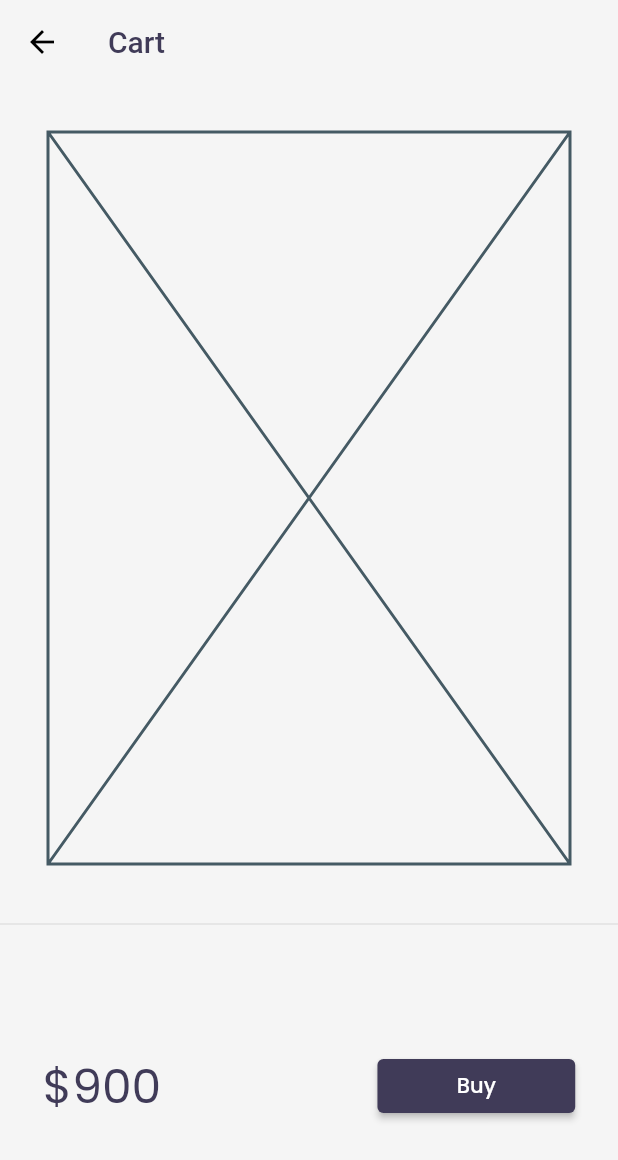
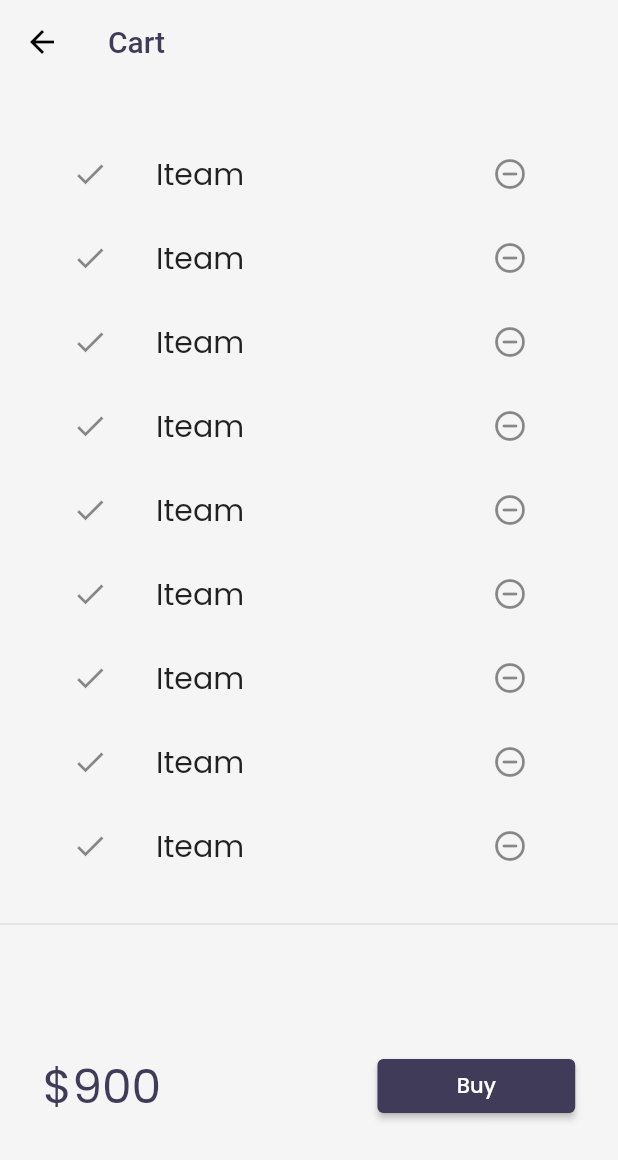
Before and after one commit to ajinkyavn1/Flutter-catlog, a Flutter app: the CartPage screen opened by its route, on a phone screen of 412 x 824 dp. Shown: the top 1160 px of the screen. Run offline on Flutter 3.47's test engine with Material 2 defaults, Android fonts, the phone set to English and light mode, and no system bars; our stand-ins replace google_fonts, velocity_x; missing offline and left inert: dart:ffi; network calls fail.

Commit message:
Update Cart_Page.dart

```diff
--- a/lib/Pages/Cart_Page.dart
+++ b/lib/Pages/Cart_Page.dart
@@ -22,7 +22,7 @@ class CartPage extends StatelessWidget {
       ),
       body: Column(
         children: [
-          Placeholder().p32().expand(),
+          _CartList().p32().expand(),
           Divider(),
           _CartToatal()
         ],
@@ -56,3 +56,22 @@ class _CartToatal extends StatelessWidget {
 
   }
 }
+class _CartList extends StatelessWidget {
+
+  @override
+  Widget build(BuildContext context) {
+    return ListView.builder(
+      itemCount: 50,
+        itemBuilder:(context,index){
+          return ListTile(
+            leading: Icon(Icons.done),
+          trailing: IconButton(
+              icon: Icon(Icons.remove_circle_outline_rounded),
+              onPressed: (){},
+            ),
+            title: "Iteam".text.xl.make(),
+          );
+        }
+    );
+  }
+}
```
